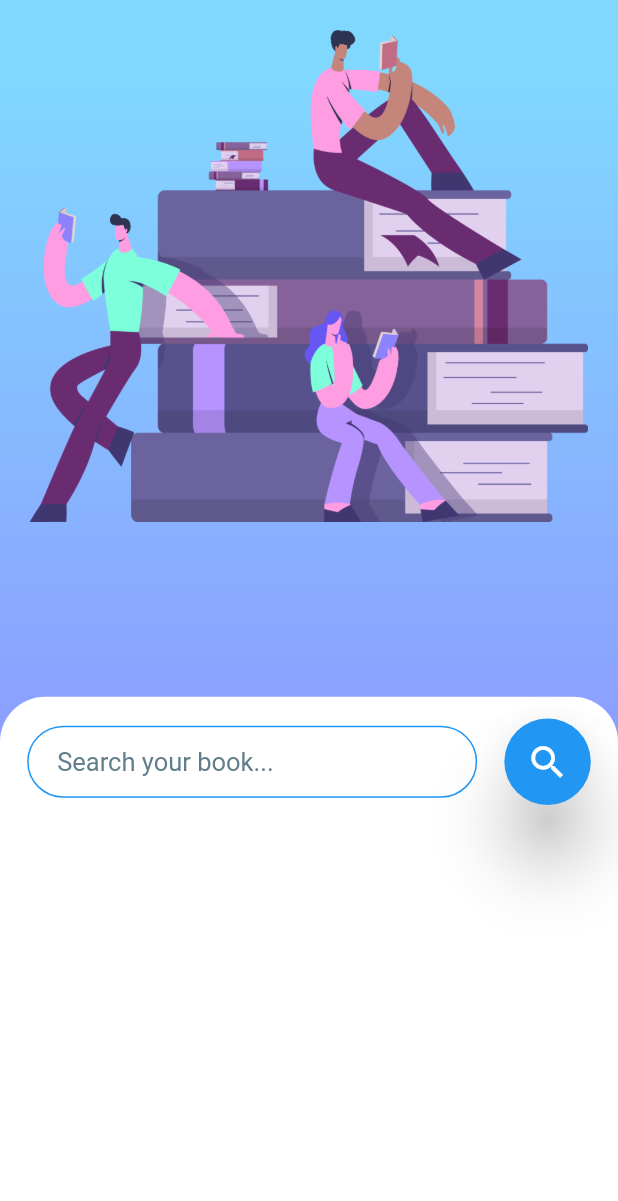
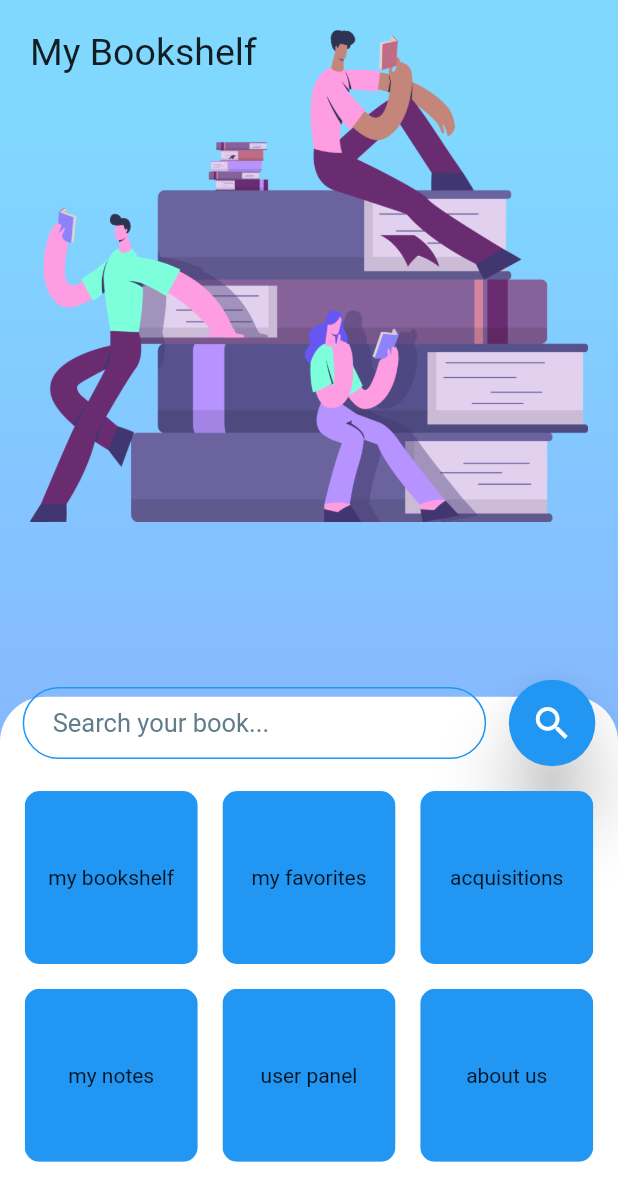
Before and after one commit to Murat-Altintas/bookshelf-app, a Flutter app: the MasterPage screen opened directly, on a phone screen of 412 x 824 dp. Shown: the top 1201 px of the screen. Run offline on Flutter 3.47's test engine with Material 2 defaults, Android fonts, the light colour scheme and no system bars.

Commit message:
ver 1.04

```diff
--- a/lib/loginpage2.dart
+++ b/lib/loginpage2.dart
@@ -76,16 +76,26 @@ class _LoginPage2State extends State<LoginPage2> {
     ),
   );
 
+  double heightSize(double value){
+    value /=100;
+    return MediaQuery.of(context).size.height *value;
+  }
+  double widthSize(double value){
+    value /=100;
+    return MediaQuery.of(context).size.width* value;
+  }
+
   @override
   Widget build(BuildContext context) {
     return Stack(children: [
       Positioned(
         left: 0,
         right: 0,
+        top: -20,
         child: Image.asset("assets/images/splash.png"),
       ),
       Positioned(
-        bottom: 20,
+        bottom: 30,
         left: 0,
         right: 0,
         child: SafeArea(
@@ -96,7 +106,7 @@ class _LoginPage2State extends State<LoginPage2> {
                 style: title,
               ),
               SizedBox(
-                height: 20,
+                height: 10,
               ),
               userNameField,
               SizedBox(
--- a/lib/main.dart
+++ b/lib/main.dart
@@ -30,7 +30,7 @@ class _MyHomePageState extends State<MyHomePage> {
     return Scaffold(
       resizeToAvoidBottomPadding: false,
       //backgroundColor: Colors.lightBlueAccent.shade100,
-      body: MasterPage(),
+      body: LoginPage2(),
     );
   }
 }
--- a/lib/masterpage.dart
+++ b/lib/masterpage.dart
@@ -8,13 +8,23 @@ class MasterPage extends StatefulWidget {
 }
 
 class MasterPageState extends State<MasterPage> {
+  double heightSize(double value) {
+    value /= 100;
+    return MediaQuery.of(context).size.height * value;
+  }
+
+  double widthSize(double value) {
+    value /= 100;
+    return MediaQuery.of(context).size.width * value;
+  }
+
   @override
   Widget build(BuildContext context) {
     Widget searchBar() => Row(
           mainAxisAlignment: MainAxisAlignment.spaceEvenly,
           children: <Widget>[
             Container(
-              width: 300,
+              width: widthSize(75),
               child: TextField(
                 decoration: InputDecoration(
                   contentPadding: EdgeInsets.only(left: 20, top: 3),
@@ -50,7 +60,14 @@ class MasterPageState extends State<MasterPage> {
           ],
         );
     var bgGradient = Container(
-      height: SizeConfig.blockSizeVertical * 60,
+      child: Padding(
+        padding: const EdgeInsets.all(20),
+        child: Text(
+          "My Bookshelf", style: TextStyle(fontSize: 25),
+        ),
+      ),
+      height: heightSize(100),
+      width: widthSize(100),
       decoration: BoxDecoration(
           gradient: LinearGradient(
               begin: Alignment.topCenter,
@@ -90,9 +107,107 @@ class MasterPageState extends State<MasterPage> {
                 ),
               ),
             ),
-            Align(
-              alignment: Alignment(1, .25),
-              child: searchBar(),
+            Column(
+              children: <Widget>[
+                SizedBox(
+                  height: heightSize(55),
+                ),
+                searchBar(),
+                SizedBox(
+                  height: heightSize(2),
+                ),
+                Row(
+                  mainAxisAlignment: MainAxisAlignment.spaceEvenly,
+                  children: <Widget>[
+                    ClipRRect(
+                      borderRadius: BorderRadius.all(Radius.circular(10)),
+                      child: Container(
+                        child: Center(
+                            child: Text(
+                          "my bookshelf",
+                          textAlign: TextAlign.center,
+                        )),
+                        color: mainBlue,
+                        width: widthSize(28),
+                        height: heightSize(14),
+                      ),
+                    ),
+                    ClipRRect(
+                      borderRadius: BorderRadius.all(Radius.circular(10)),
+                      child: Container(
+                        child: Center(
+                            child: Text(
+                          "my favorites",
+                          textAlign: TextAlign.center,
+                        )),
+                        color: mainBlue,
+                        width: widthSize(28),
+                        height: heightSize(14),
+                      ),
+                    ),
+                    ClipRRect(
+                      borderRadius: BorderRadius.all(Radius.circular(10)),
+                      child: Container(
+                        child: Center(
+                            child: Text(
+                          "acquisitions",
+                          textAlign: TextAlign.center,
+                        )),
+                        color: mainBlue,
+                        width: widthSize(28),
+                        height: heightSize(14),
+                      ),
+                    ),
+                  ],
+                ),
+                SizedBox(
+                  height: heightSize(2),
+                ),
+                Row(
+                  mainAxisAlignment: MainAxisAlignment.spaceEvenly,
+                  children: <Widget>[
+                    ClipRRect(
+                      borderRadius: BorderRadius.all(Radius.circular(10)),
+                      child: Container(
+                        child: Center(
+                            child: Text(
+                          "my notes",
+                          textAlign: TextAlign.center,
+                        )),
+                        color: mainBlue,
+                        width: widthSize(28),
+                        height: heightSize(14),
+                      ),
+                    ),
+                    ClipRRect(
+                      borderRadius: BorderRadius.all(Radius.circular(10)),
+                      child: Container(
+                        child: Center(
+                            child: Text(
+                          "user panel",
+                          textAlign: TextAlign.center,
+                        )),
+                        color: mainBlue,
+                        width: widthSize(28),
+                        height: heightSize(14),
+                      ),
+                    ),
+                    ClipRRect(
+                      borderRadius: BorderRadius.all(Radius.circular(10)),
+                      child: Container(
+                        child: Center(
+                            child: Text(
+                          "about us",
+                          textAlign: TextAlign.center,
+                        )),
+                        color: mainBlue,
+                        width: widthSize(28),
+                        height: heightSize(14),
+                      ),
+                    ),
+                  ],
+                ),
+              ],
             ),
           ],
         ),
@@ -100,31 +215,3 @@ class MasterPageState extends State<MasterPage> {
     );
   }
 }
-
-//------------------------------------------------//
-/*
-            Column(
-              children: <Widget>[
-                Row(
-                  mainAxisAlignment: MainAxisAlignment.spaceAround,
-                  children: <Widget>[
-                    Container(
-                      color: Colors.green,
-                      width: 170,
-                      height: 170,
-                    ),
-                    Container(
-                      color: Colors.green,
-                      width: 170,
-                      height: 170,
-                    ),
-                  ],
-                ),
-                SizedBox(
-                  height: 35,
-                ),
-                searchBar(),
-              ],
-            ),
-            */
-//------------------------------------------------//
--- a/lib/style.dart
+++ b/lib/style.dart
@@ -15,6 +15,8 @@ class SizeConfig {
     blockSizeVertical = screenHeight / 100;
   }
 }
+
+
 
 var mainBlue = Colors.blue;
 var mainGrey = Colors.blueGrey;
```
Also changed, not shown: 1 other file.
